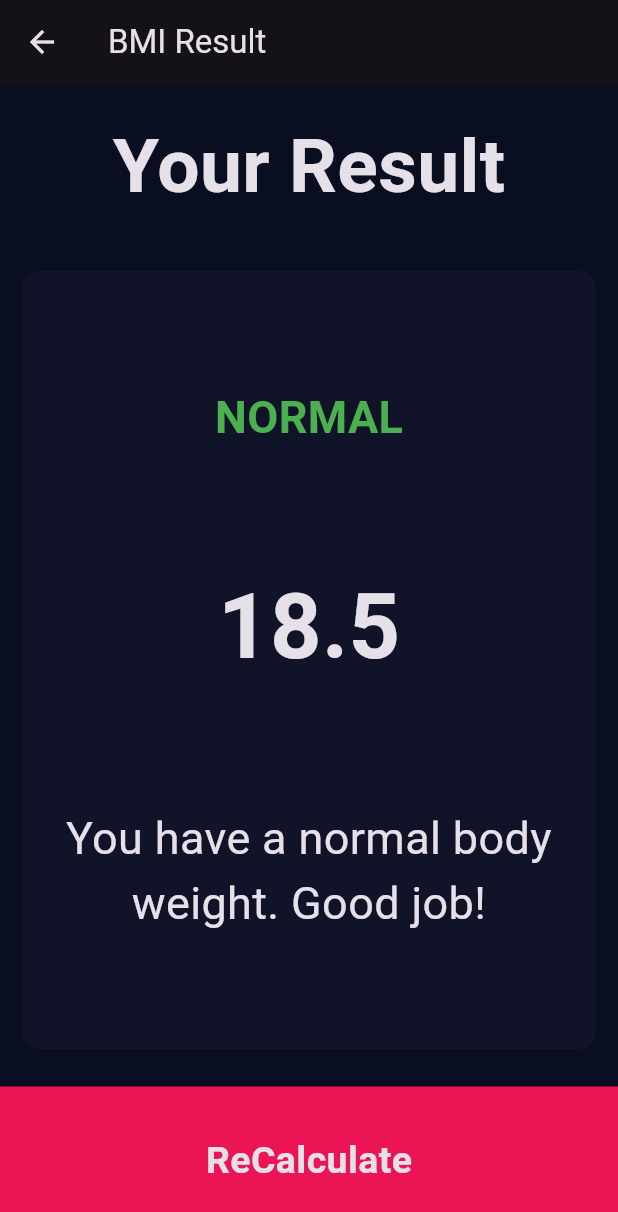
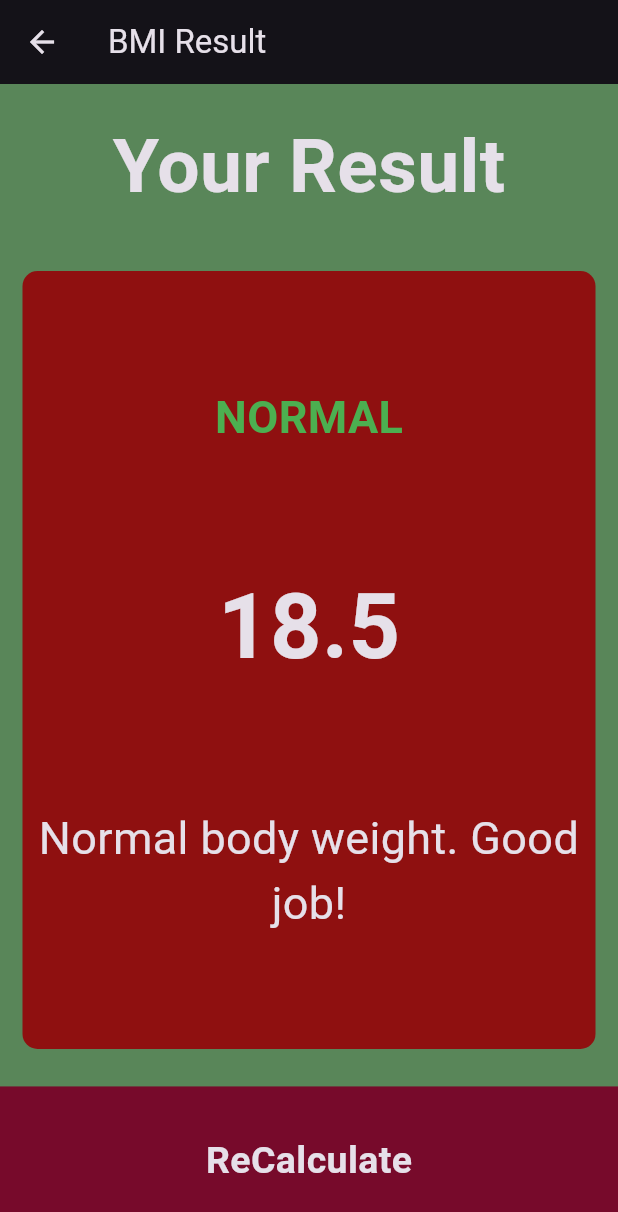
Before and after one commit to shahzaibkamal/BMI-Calculator-Shahzaib-, a Flutter app: the screen it shows after launch, after a tap on "Calculate", on a phone screen of 412 x 824 dp. Shown: the top 1212 px of the screen. Run offline on Flutter 3.47's test engine with Material 3 defaults, Android fonts, the phone set to English and light mode, and no system bars; our stand-ins replace font_awesome_flutter.

Commit message:
Completed BMI App (change colors and build apk file App icon change
build a wonderful BMI App

```diff
--- a/lib/calculatorFile.dart
+++ b/lib/calculatorFile.dart
@@ -28,7 +28,7 @@ class CalculatorBrain {
     if (_bmi >= 25) {
       return 'You have a higher than normal body weight. Try to exercise more.';
     } else if (_bmi > 18.5) {
-      return 'You have a normal body weight. Good job!';
+      return 'Normal body weight. Good job!';
     } else {
       return 'You have a lower than normal body weight. You can eat a bit more.';
     }
--- a/lib/constantFile.dart
+++ b/lib/constantFile.dart
@@ -2,8 +2,8 @@ import 'package:flutter/material.dart';
 import 'container_file.dart';
 
 
-const activeColor = Color(0xFF393A5D);
-const deactiveColor = Color(0xFF111328);
+const activeColor = Color(0xFF0E6E0E);
+const deactiveColor = Color(0xFF8F1010);
 const kLabelStyle = TextStyle(
     fontSize: 30.0,
     color: Color(0xFF8D8E98)
--- a/lib/icon_file.dart
+++ b/lib/icon_file.dart
@@ -5,7 +5,6 @@ import 'package:flutter/cupertino.dart';
 import 'package:font_awesome_flutter/font_awesome_flutter.dart';
 import 'constantFile.dart';
 import 'container_file.dart';
-
 class RepeatedIcon extends StatelessWidget {
   RepeatedIcon({required this.iconData, required this.label, required Color color});
 
--- a/lib/input_page.dart
+++ b/lib/input_page.dart
@@ -1,5 +1,3 @@
-import 'dart:js';
-
 import 'package:flutter/material.dart';
 import 'package:font_awesome_flutter/font_awesome_flutter.dart';
 import 'container_file.dart';
@@ -27,7 +25,7 @@ class _InputPageState extends State<InputPage> {
   Widget build(BuildContext context) {
     return Scaffold(
       appBar: AppBar(
-        title: Text('BMI CALCULATOR'),
+        title: Text('Body Mass Index Calculator'),
       ),
       body: Column(
         crossAxisAlignment: CrossAxisAlignment.stretch,
@@ -70,7 +68,7 @@ class _InputPageState extends State<InputPage> {
           ),
           Expanded(
             child: ContainerRepeated(
-              colors: Color(0xFF1D1E33),
+              colors: Color(0xFF0E6E0E),
               cardWidget: Column(
                 mainAxisAlignment: MainAxisAlignment.center,
                 children: <Widget>[
@@ -100,8 +98,8 @@ class _InputPageState extends State<InputPage> {
                     value: sliderHeight.toDouble(),
                     min: 120.0,
                     max: 220.0,
-                    activeColor: Color(0xFFEB1555),
-                    inactiveColor: Color(0xFF8D8E98),
+                    activeColor: Color(0xFF4B4949),
+                    inactiveColor: Color(0xD0EAE6E5),
                     onChanged: (double newValue) {
                       setState(() {
                         sliderHeight = newValue.round();
@@ -117,12 +115,12 @@ class _InputPageState extends State<InputPage> {
               children: <Widget>[
                 Expanded(
                   child: ContainerRepeated(
-                    colors: Color(0xFF111328),
+                    colors: Color(0xFF0E6E0E),
                     cardWidget: Column(
                       mainAxisAlignment: MainAxisAlignment.center,
                       children: <Widget> [
                         Text(
-                          'WEIGHT',
+                          'Weight',
                           style: kLabelStyle,
                         ),
                         Text(
@@ -159,7 +157,7 @@ class _InputPageState extends State<InputPage> {
                 ),
                 Expanded(
                   child: ContainerRepeated(
-                    colors: Color(0xFF111328),
+                    colors: Color(0xFF0E6E0E),
                     cardWidget: Column(
                       mainAxisAlignment: MainAxisAlignment.center,
                       children: <Widget> [
@@ -224,7 +222,7 @@ class _InputPageState extends State<InputPage> {
                   style: klargeButtons,),
               ),
 
-              color: Color(0xFFEB1555),
+              color: Color(0xFF851E27),
               margin: EdgeInsets.only(top: 10.0),
               width: double.infinity,
               height: 80.0,
--- a/lib/main.dart
+++ b/lib/main.dart
@@ -10,8 +10,8 @@ class BMICalculator extends StatelessWidget {
       debugShowCheckedModeBanner: false,
       home: InputPage(),
       theme: ThemeData.dark().copyWith(
-        primaryColor: Color(0xFF0A0E21),
-        scaffoldBackgroundColor: Color(0xFF0A0E21),
+        primaryColor: Color(0xFF0E6E0E),
+        scaffoldBackgroundColor: Color(0xD0346B34),
       ),
     );
   }
--- a/lib/resultFile.dart
+++ b/lib/resultFile.dart
@@ -68,7 +68,7 @@ class ResultScreen extends StatelessWidget {
                     style: klargeButtons,),
                 ),
 
-                color: Color(0xFFEB1555),
+                color: Color(0xFF770A2B),
                 margin: EdgeInsets.only(top: 10.0),
                 width: double.infinity,
                 height: 80.0,
```
Also changed, not shown: pubspec.yaml (+8 -1 lines), Screenshot 1.png (added), Screenshot 2.png (added), assets/icon.png (added), pubspec.lock, 7 other files.
